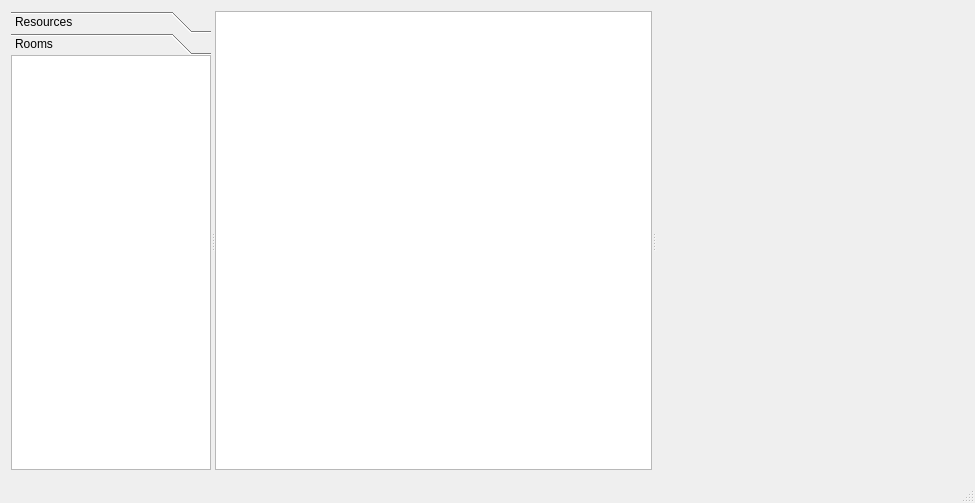
Qt form trunk/maker/src/mainwindow.ui (develer-staff/rooms) before a commit.
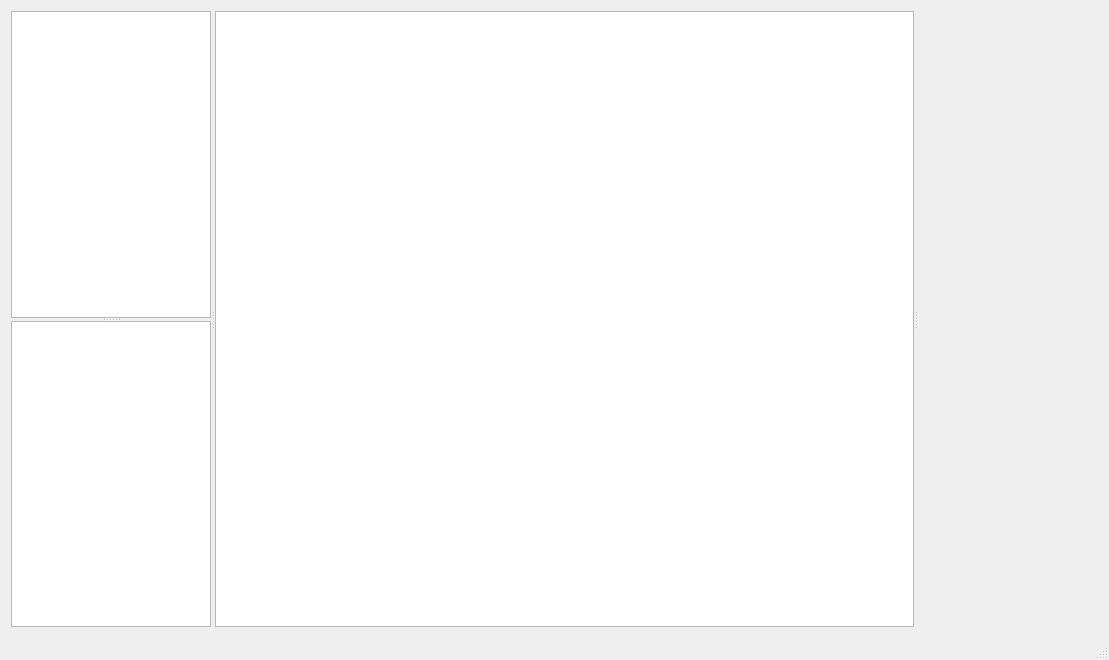
The same form after that commit. Custom widgets are drawn as their Qt base class.

Commit message: using model/view group widgets for resources and rooms list

Diff of the .ui file:
```diff
--- a/trunk/maker/src/mainwindow.ui
+++ b/trunk/maker/src/mainwindow.ui
@@ -6,8 +6,8 @@
    <rect>
     <x>0</x>
     <y>0</y>
-    <width>975</width>
-    <height>503</height>
+    <width>1109</width>
+    <height>660</height>
    </rect>
   </property>
   <property name="windowTitle">
@@ -17,71 +17,67 @@
    <bool>true</bool>
   </property>
   <widget class="QWidget" name="centralWidget">
-   <layout class="QGridLayout" name="gridLayout_3">
+   <layout class="QGridLayout" name="gridLayout">
     <item row="0" column="0">
-     <widget class="QSplitter" name="splitter">
+     <widget class="QSplitter" name="splitter_2">
       <property name="orientation">
        <enum>Qt::Horizontal</enum>
       </property>
-      <widget class="QToolBox" name="toolBox">
+      <widget class="QSplitter" name="splitter">
+       <property name="minimumSize">
+        <size>
+         <width>80</width>
+         <height>0</height>
+        </size>
+       </property>
        <property name="maximumSize">
         <size>
          <width>200</width>
          <height>16777215</height>
         </size>
        </property>
-       <property name="acceptDrops">
-        <bool>true</bool>
+       <property name="orientation">
+        <enum>Qt::Vertical</enum>
        </property>
-       <property name="frameShape">
-        <enum>QFrame::NoFrame</enum>
+       <property name="handleWidth">
+        <number>3</number>
        </property>
-       <property name="lineWidth">
-        <number>0</number>
-       </property>
-       <property name="currentIndex">
-        <number>1</number>
-       </property>
-       <property name="tabSpacing">
-        <number>0</number>
-       </property>
-       <widget class="QWidget" name="resourcesPage">
-        <attribute name="label">
-         <string>Resources</string>
+       <widget class="QTableView" name="tableView">
+        <property name="maximumSize">
+         <size>
+          <width>200</width>
+          <height>16777215</height>
+         </size>
+        </property>
+        <property name="showGrid">
+         <bool>false</bool>
+        </property>
+        <attribute name="verticalHeaderCascadingSectionResizes">
+         <bool>true</bool>
         </attribute>
-        <layout class="QGridLayout" name="gridLayout_2">
-         <property name="margin">
-          <number>0</number>
-         </property>
-         <item row="0" column="0">
-          <widget class="QListView" name="listView">
-           <property name="lineWidth">
-            <number>0</number>
-           </property>
-          </widget>
-         </item>
-        </layout>
+        <attribute name="verticalHeaderDefaultSectionSize">
+         <number>0</number>
+        </attribute>
        </widget>
-       <widget class="QWidget" name="roomsPage">
-        <property name="geometry">
-         <rect>
-          <x>0</x>
-          <y>0</y>
+       <widget class="QTableView" name="tableView_2">
+        <property name="minimumSize">
+         <size>
+          <width>80</width>
+          <height>0</height>
+         </size>
+        </property>
+        <property name="maximumSize">
+         <size>
           <width>200</width>
-          <height>400</height>
-         </rect>
+          <height>16777215</height>
+         </size>
         </property>
-        <attribute name="label">
-         <string>Rooms</string>
+        <attribute name="verticalHeaderCascadingSectionResizes">
+         <bool>true</bool>
         </attribute>
-        <layout class="QGridLayout" name="gridLayout">
-         <property name="margin">
-          <number>0</number>
-         </property>
-         <item row="0" column="0">
-          <widget class="QListView" name="listView_2"/>
-         </item>
-        </layout>
+        <attribute name="verticalHeaderDefaultSectionSize">
+         <number>0</number>
+        </attribute>
        </widget>
       </widget>
       <widget class="RoomView" name="graphicsView">
@@ -96,10 +92,16 @@
        </property>
       </widget>
       <widget class="QWidget" name="settingsWidget" native="true">
-       <property name="minimumSize">
+       <property name="sizePolicy">
+        <sizepolicy hsizetype="Preferred" vsizetype="Preferred">
+         <horstretch>0</horstretch>
+         <verstretch>0</verstretch>
+        </sizepolicy>
+       </property>
+       <property name="maximumSize">
         <size>
          <width>180</width>
-         <height>0</height>
+         <height>16777215</height>
         </size>
        </property>
       </widget>
```
Left out of the diff: 2 changed lines with no effect on the pictures.
